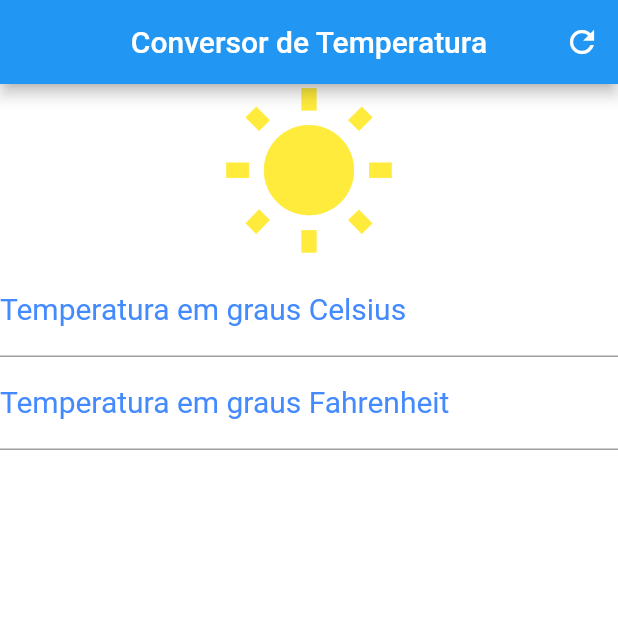
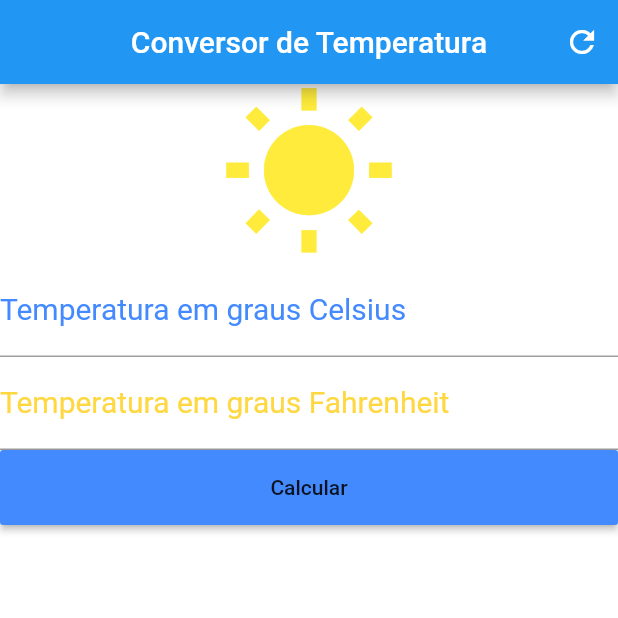
Before and after one commit to virgilionkanu/mobile-flutter-conversor, a Flutter app: the screen it shows after launch, on a phone screen of 412 x 824 dp, the top half of it. Run offline on Flutter 3.47's test engine with Material 2 defaults, Android fonts, the phone set to English and light mode, and no system bars.

Commit message:
Adicionando e Melhorando o Botão

```diff
--- a/lib/main.dart
+++ b/lib/main.dart
@@ -26,14 +26,26 @@ class _HomeState extends State<Home> {
 
     Icon icon = Icon(Icons.wb_sunny, size: 120, color: Colors.yellow,);
 
-    TextStyle styleDecoration = TextStyle(color: Colors.blueAccent, fontSize: 20);
+    TextStyle styleDecoration_first = TextStyle(color: Colors.blueAccent, fontSize: 20);
+    TextStyle styleDecoration_second = TextStyle(color: Colors.amberAccent, fontSize: 20);
     TextStyle styleField = TextStyle(color: Colors.blueAccent);
+
+    RaisedButton raisedButton = RaisedButton(
+      onPressed: () {},
+      child: Text("Calcular"),
+      color: Colors.blueAccent,
+    );
+
+    Container containerBtn = Container(
+      height: 50.0,
+      child: raisedButton,
+    );
 
     TextField tempCelsius = TextField(
       keyboardType: TextInputType.number,
       decoration: InputDecoration(
         labelText: "Temperatura em graus Celsius",
-        labelStyle: styleDecoration,
+        labelStyle: styleDecoration_first,
       ),
       textAlign: TextAlign.center,
       style: styleField,
@@ -43,7 +55,7 @@ class _HomeState extends State<Home> {
       keyboardType: TextInputType.number,
       decoration: InputDecoration(
         labelText: "Temperatura em graus Fahrenheit",
-        labelStyle: styleDecoration
+        labelStyle: styleDecoration_second,
       ),
       textAlign: TextAlign.center,
       style: styleField,
@@ -55,6 +67,7 @@ class _HomeState extends State<Home> {
         icon,
         tempCelsius,
         tempFahrenheit,
+        containerBtn,
       ],
     );
 
```
